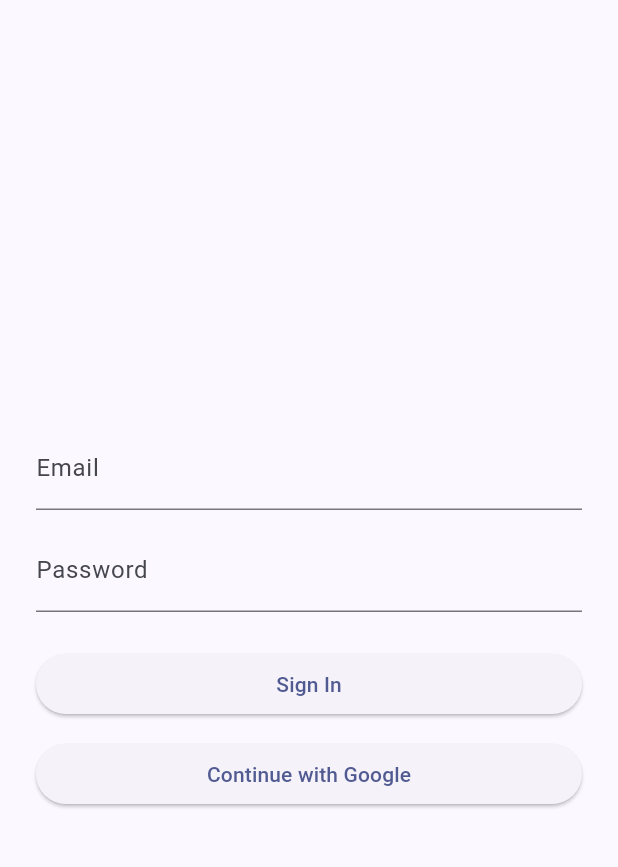
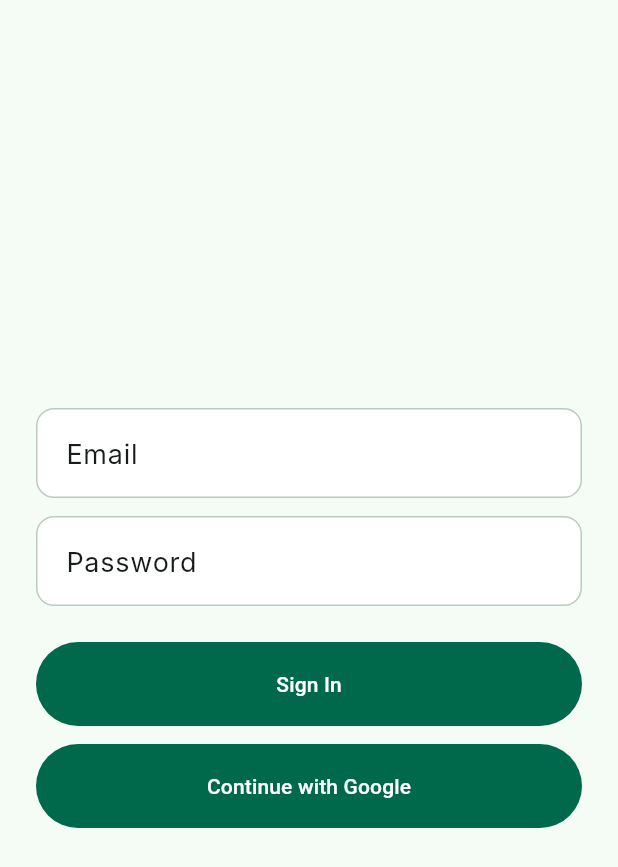
Before and after one commit to SarangPKarun/pravaan_flutter, a Flutter app: the screen it shows after launch, on a phone screen of 412 x 824 dp. Shown: the top 867 px of the screen. Run offline on Flutter 3.47's test engine with Material 3 defaults, Android fonts, the light colour scheme and no system bars; our stand-ins replace flutter_riverpod, flutter_secure_storage, go_router, supabase_flutter; accounts and stored records are empty; Roboto replaces fonts that are missing (Inter).

Commit message:
Theme Build design system from Figma tokens
Replace the indigo colorSchemeSeed stub with a full token-based theme:
AppColors, AppSpacing, AppRadius constants and AppTheme.light wiring
up ColorScheme, Inter typography, AppBar, Card, Button and Input styles.

```diff
--- /dev/null
+++ b/lib/core/theme.dart
@@ -0,0 +1,200 @@
+import 'package:flutter/material.dart';
+
+class AppColors {
+  const AppColors._();
+
+  static const primary = Color(0xFF00694C);
+  static const onPrimary = Color(0xFFFFFFFF);
+
+  static const secondary = Color(0xFFA8380F);
+  static const onSecondary = Color(0xFFFFFFFF);
+
+  static const background = Color(0xFFF5FBF5);
+  static const onBackground = Color(0xFF171D1A);
+
+  static const surface = Color(0xFFF5FBF5);
+  static const surfaceContainer = Color(0xFFEAEFEA);
+  static const surfaceContainerHigh = Color(0xFFE4EAE4);
+
+  static const outline = Color(0xFF6D7A73);
+  static const outlineVariant = Color(0xFFBCCAC1);
+
+  static const error = Color(0xFFBA1A1A);
+  static const onError = Color(0xFFFFFFFF);
+
+  static const successTint = Color(0xFFEFF5EF);
+
+  static const textPrimary = Color(0xFF171D1A);
+  static const textSecondary = Color(0xFF3D4943);
+}
+
+class AppSpacing {
+  const AppSpacing._();
+
+  static const double xs = 8;
+  static const double sm = 12;
+  static const double md = 16;
+  static const double lg = 24;
+  static const double xl = 32;
+  static const double xxl = 48;
+
+  static const double mobileMargin = 20;
+  static const double gutter = 16;
+}
+
+class AppRadius {
+  const AppRadius._();
+
+  static const double sm = 4;
+  static const double md = 12;
+  static const double lg = 16;
+  static const double xl = 24;
+
+  /// Pill buttons/chips
+  static const double full = 999;
+}
+
+class AppTheme {
+  const AppTheme._();
+
+  static ThemeData get light {
+    const colorScheme = ColorScheme(
+      brightness: Brightness.light,
+      primary: AppColors.primary,
+      onPrimary: AppColors.onPrimary,
+      secondary: AppColors.secondary,
+      onSecondary: AppColors.onSecondary,
+      error: AppColors.error,
+      onError: AppColors.onError,
+      surface: AppColors.surface,
+      onSurface: AppColors.textPrimary,
+    );
+
+    return ThemeData(
+      useMaterial3: true,
+      colorScheme: colorScheme,
+      scaffoldBackgroundColor: AppColors.background,
+      textTheme: const TextTheme(
+        displayLarge: TextStyle(
+          fontFamily: 'Inter',
+          fontSize: 48,
+          fontWeight: FontWeight.w700,
+          height: 56 / 48,
+          letterSpacing: -1.4,
+          color: AppColors.textPrimary,
+        ),
+        headlineLarge: TextStyle(
+          fontFamily: 'Inter',
+          fontSize: 32,
+          fontWeight: FontWeight.w700,
+          height: 40 / 32,
+          letterSpacing: -0.64,
+          color: AppColors.textPrimary,
+        ),
+        headlineMedium: TextStyle(
+          fontFamily: 'Inter',
+          fontSize: 24,
+          fontWeight: FontWeight.w600,
+          height: 32 / 24,
+          letterSpacing: -0.24,
+          color: AppColors.textPrimary,
+        ),
+        bodyLarge: TextStyle(
+          fontFamily: 'Inter',
+          fontSize: 18,
+          fontWeight: FontWeight.w400,
+          height: 28 / 18,
+          color: AppColors.textPrimary,
+        ),
+        bodyMedium: TextStyle(
+          fontFamily: 'Inter',
+          fontSize: 16,
+          fontWeight: FontWeight.w400,
+          height: 24 / 16,
+          color: AppColors.textSecondary,
+        ),
+        labelSmall: TextStyle(
+          fontFamily: 'Inter',
+          fontSize: 14,
+          fontWeight: FontWeight.w500,
+          height: 20 / 14,
+          color: AppColors.textPrimary,
+        ),
+        bodySmall: TextStyle(
+          fontFamily: 'Inter',
+          fontSize: 12,
+          fontWeight: FontWeight.w400,
+          height: 16 / 12,
+          color: AppColors.textSecondary,
+        ),
+      ),
+      appBarTheme: const AppBarTheme(
+        centerTitle: false,
+        elevation: 0,
+        scrolledUnderElevation: 0,
+        backgroundColor: AppColors.background,
+        foregroundColor: AppColors.textPrimary,
+        titleTextStyle: TextStyle(
+          fontFamily: 'Inter',
+          fontSize: 24,
+          fontWeight: FontWeight.w600,
+          color: AppColors.textPrimary,
+        ),
+      ),
+      cardTheme: CardThemeData(
+        color: Colors.white,
+        elevation: 0,
+        margin: EdgeInsets.zero,
+        shape: RoundedRectangleBorder(
+          borderRadius: BorderRadius.circular(AppRadius.md),
+          side: const BorderSide(
+            color: AppColors.outlineVariant,
+            width: 1,
+          ),
+        ),
+      ),
+      elevatedButtonTheme: ElevatedButtonThemeData(
+        style: ElevatedButton.styleFrom(
+          elevation: 0,
+          backgroundColor: AppColors.primary,
+          foregroundColor: Colors.white,
+          minimumSize: const Size(double.infinity, 56),
+          padding: const EdgeInsets.symmetric(horizontal: 24, vertical: 16),
+          shape: RoundedRectangleBorder(
+            borderRadius: BorderRadius.circular(AppRadius.full),
+          ),
+        ),
+      ),
+      outlinedButtonTheme: OutlinedButtonThemeData(
+        style: OutlinedButton.styleFrom(
+          foregroundColor: AppColors.primary,
+          side: const BorderSide(color: AppColors.primary, width: 1),
+          minimumSize: const Size(double.infinity, 56),
+          shape: RoundedRectangleBorder(
+            borderRadius: BorderRadius.circular(AppRadius.full),
+          ),
+        ),
+      ),
+      inputDecorationTheme: InputDecorationTheme(
+        filled: true,
+        fillColor: Colors.white,
+        contentPadding: const EdgeInsets.symmetric(
+          horizontal: 16,
+          vertical: 16,
+        ),
+        border: OutlineInputBorder(
+          borderRadius: BorderRadius.circular(AppRadius.md),
+          borderSide: const BorderSide(color: AppColors.outlineVariant),
+        ),
+        enabledBorder: OutlineInputBorder(
+          borderRadius: BorderRadius.circular(AppRadius.md),
+          borderSide: const BorderSide(color: AppColors.outlineVariant),
+        ),
+        focusedBorder: OutlineInputBorder(
+          borderRadius: BorderRadius.circular(AppRadius.md),
+          borderSide: const BorderSide(color: AppColors.primary, width: 2),
+        ),
+      ),
+    );
+  }
+}
--- a/lib/core/theme/app_theme.dart
+++ /dev/null
@@ -1,15 +0,0 @@
-import 'package:flutter/material.dart';
-
-class AppTheme {
-  static ThemeData get light => ThemeData(
-        useMaterial3: true,
-        colorSchemeSeed: Colors.indigo,
-        brightness: Brightness.light,
-      );
-
-  static ThemeData get dark => ThemeData(
-        useMaterial3: true,
-        colorSchemeSeed: Colors.indigo,
-        brightness: Brightness.dark,
-      );
-}
--- a/lib/main.dart
+++ b/lib/main.dart
@@ -4,7 +4,7 @@ import 'package:flutter_riverpod/flutter_riverpod.dart';
 import 'core/constants/app_constants.dart';
 import 'core/router/app_router.dart';
 import 'core/supabase_client.dart';
-import 'core/theme/app_theme.dart';
+import 'core/theme.dart';
 
 Future<void> main() async {
   WidgetsFlutterBinding.ensureInitialized();
@@ -21,7 +21,6 @@ class MyApp extends ConsumerWidget {
     return MaterialApp.router(
       title: AppConstants.appName,
       theme: AppTheme.light,
-      darkTheme: AppTheme.dark,
       routerConfig: router,
     );
   }
```
